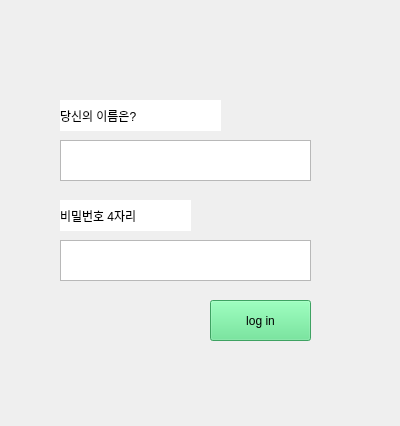
The window that Login.ui (addinedu-ros-4th/deeplearning-repo-6) describes before a commit, drawn with Qt 5.
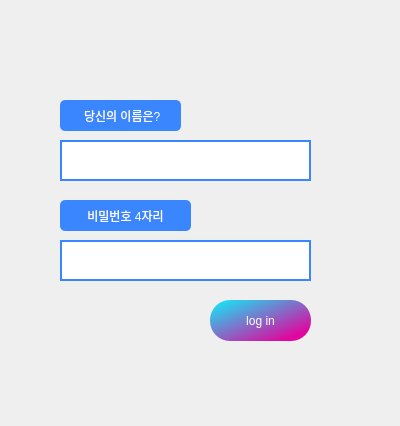
The same window after the commit.

Commit message: Design Stylesheet

```diff
--- a/Login.ui
+++ b/Login.ui
@@ -23,8 +23,9 @@
     </rect>
    </property>
    <property name="styleSheet">
-    <string notr="true">selection-background-color: rgb(220, 138, 221);
-background-color: rgb(87, 227, 137);</string>
+    <string notr="true">color: white;
+	background-color: qlineargradient(spread:pad, x1:0, y1:0, x2:0.857143, y2:0.857955, stop:0 rgba(10, 242, 251, 255), stop:1 rgba(224, 6, 159, 255));
+	border-radius: 20px;</string>
    </property>
    <property name="text">
     <string>log in</string>
@@ -39,21 +40,34 @@
      <height>41</height>
     </rect>
    </property>
+   <property name="styleSheet">
+    <string notr="true">
+	color: rgb(58, 134, 255);
+	background-color: white;
+	border: 2px solid rgb(58, 134, 255);</string>
+   </property>
   </widget>
   <widget class="QLabel" name="Label_Name">
    <property name="geometry">
     <rect>
      <x>60</x>
      <y>100</y>
-     <width>161</width>
+     <width>121</width>
      <height>31</height>
     </rect>
    </property>
    <property name="styleSheet">
-    <string notr="true">background-color: rgb(255, 255, 255);</string>
+    <string notr="true">
+	color: white;
+	background-color: rgb(58, 134, 255);
+	border-radius: 5px;
+</string>
    </property>
    <property name="text">
-    <string>당신의 이름은?</string>
+    <string> 당신의 이름은?</string>
+   </property>
+   <property name="alignment">
+    <set>Qt::AlignCenter</set>
    </property>
   </widget>
   <widget class="QTextEdit" name="Txt_Pw">
@@ -65,6 +79,12 @@
      <height>41</height>
     </rect>
    </property>
+   <property name="styleSheet">
+    <string notr="true">
+	color: rgb(58, 134, 255);
+	background-color: white;
+	border: 2px solid rgb(58, 134, 255);</string>
+   </property>
   </widget>
   <widget class="QLabel" name="Label_Pw">
    <property name="geometry">
@@ -76,11 +96,18 @@
     </rect>
    </property>
    <property name="styleSheet">
-    <string notr="true">background-color: rgb(255, 255, 255);</string>
+    <string notr="true">
+	color: white;
+	background-color: rgb(58, 134, 255);
+	border-radius: 5px;
+</string>
    </property>
    <property name="text">
     <string>비밀번호 4자리</string>
    </property>
+   <property name="alignment">
+    <set>Qt::AlignCenter</set>
+   </property>
   </widget>
  </widget>
  <resources/>
```
The commit also changes 2 other files.
